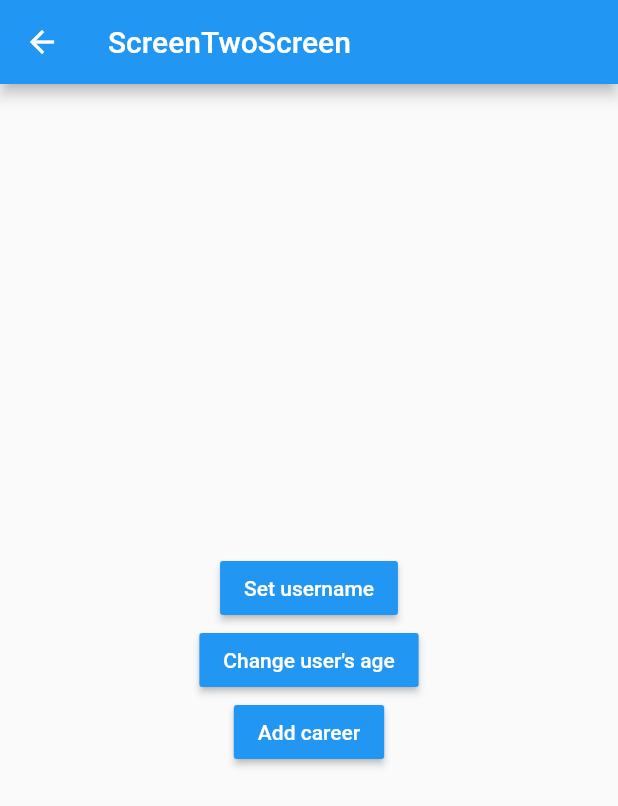
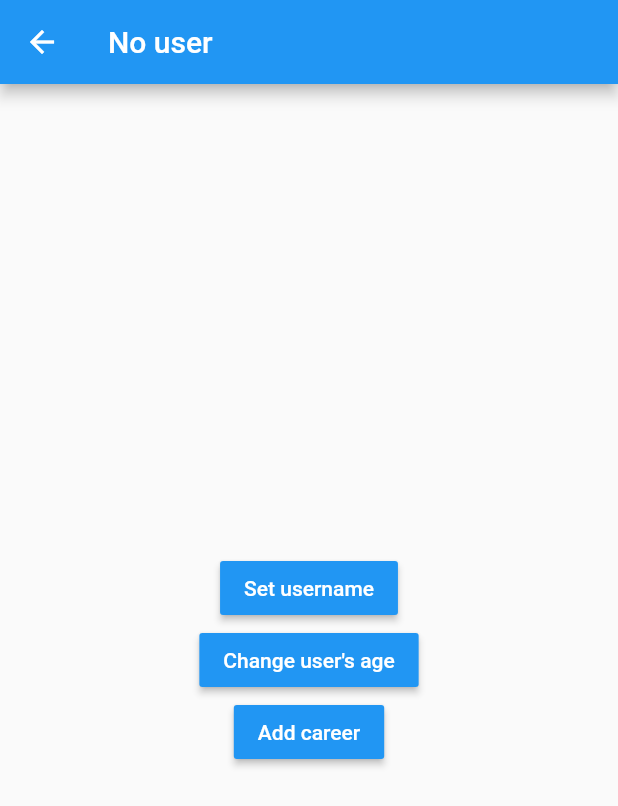
Before and after one commit to Geisson19/state_managers, a Flutter app: the screen it shows after launch, after a tap on the "navigate next" icon, on a phone screen of 412 x 824 dp. Shown: the top 806 px of the screen. Run offline on Flutter 3.47's test engine with Material 2 defaults, Android fonts, the phone set to English and light mode, and no system bars; accounts and stored records are empty.

Commit message:
singleton with streams for user data state

```diff
--- a/lib/models/user.dart
+++ b/lib/models/user.dart
@@ -1,7 +1,7 @@
 class User {
-  final String nombre;
-  final int edad;
-  final List<String> hobbies;
+  String name;
+  int? age;
+  List<String>? careers;
 
-  User({required this.nombre, required this.edad, required this.hobbies});
+  User({required this.name, this.age, this.careers});
 }
--- a/lib/screens/screen_one.dart
+++ b/lib/screens/screen_one.dart
@@ -1,5 +1,7 @@
 import 'package:flutter/material.dart';
+import 'package:state_managers/models/user.dart';
 import 'package:state_managers/screens/screen_two.dart';
+import 'package:state_managers/services/user_service.dart';
 
 class ScreenOneScreen extends StatelessWidget {
   const ScreenOneScreen({Key? key}) : super(key: key);
@@ -12,7 +14,18 @@ class ScreenOneScreen extends StatelessWidget {
       appBar: AppBar(
         title: const Text('ScreenOneScreen'),
       ),
-      body: const _UserInfo(),
+      body: StreamBuilder(
+        stream: userService.userStream,
+        builder: (_, AsyncSnapshot snapshot) {
+          return snapshot.hasData
+              ? _UserInfo(
+                  user: userService.user!,
+                )
+              : const Center(
+                  child: Text('No user'),
+                );
+        },
+      ),
       floatingActionButton: FloatingActionButton(
         onPressed: () =>
             Navigator.pushNamed(context, ScreenTwoScreen.routeName),
@@ -25,7 +38,10 @@ class ScreenOneScreen extends StatelessWidget {
 class _UserInfo extends StatelessWidget {
   const _UserInfo({
     Key? key,
+    required this.user,
   }) : super(key: key);
+
+  final User user;
 
   @override
   Widget build(BuildContext context) {
@@ -33,36 +49,35 @@ class _UserInfo extends StatelessWidget {
       height: double.infinity,
       width: double.infinity,
       padding: const EdgeInsets.all(20),
-      child:
-          Column(crossAxisAlignment: CrossAxisAlignment.start, children: const [
-        Text(
+      child: Column(crossAxisAlignment: CrossAxisAlignment.start, children: [
+        const Text(
           'General',
           style: TextStyle(
             fontSize: 18,
             fontWeight: FontWeight.bold,
           ),
         ),
-        Divider(),
+        const Divider(),
         ListTile(
-          title: Text('Name'),
+          title: Text('Name: ${user.name}'),
         ),
         ListTile(
-          title: Text('Age'),
+          title: Text('Age ${user.age}'),
         ),
         Text(
-          'Careers',
-          style: TextStyle(
+          'Careers (${user.careers?.length ?? 0})',
+          style: const TextStyle(
             fontSize: 18,
             fontWeight: FontWeight.bold,
           ),
         ),
-        ListTile(
+        const ListTile(
           title: Text('Career 1'),
         ),
-        ListTile(
+        const ListTile(
           title: Text('Career 2'),
         ),
-        ListTile(
+        const ListTile(
           title: Text('Career 3'),
         ),
       ]),
--- a/lib/screens/screen_two.dart
+++ b/lib/screens/screen_two.dart
@@ -1,4 +1,6 @@
 import 'package:flutter/material.dart';
+import 'package:state_managers/models/user.dart';
+import 'package:state_managers/services/user_service.dart';
 
 class ScreenTwoScreen extends StatelessWidget {
   const ScreenTwoScreen({Key? key}) : super(key: key);
@@ -9,13 +11,23 @@ class ScreenTwoScreen extends StatelessWidget {
   Widget build(BuildContext context) {
     return Scaffold(
       appBar: AppBar(
-        title: const Text('ScreenTwoScreen'),
+        title: StreamBuilder(
+          stream: userService.userStream,
+          builder: (_, AsyncSnapshot snapshot) {
+            if (snapshot.hasData) {
+              return Text('${snapshot.data.name}');
+            }
+            return const Text('No user');
+          },
+        ),
       ),
       body: Center(
         child: Column(mainAxisAlignment: MainAxisAlignment.center, children: [
           MaterialButton(
               color: Colors.blue,
-              onPressed: () {},
+              onPressed: () {
+                userService.loadUser(User(name: 'Geisson', age: 20));
+              },
               child: const Text(
                 'Set username',
                 style: TextStyle(
@@ -24,7 +36,9 @@ class ScreenTwoScreen extends StatelessWidget {
               )),
           MaterialButton(
               color: Colors.blue,
-              onPressed: () {},
+              onPressed: () {
+                userService.loadAge(21);
+              },
               child: const Text(
                 'Change user\'s age',
                 style: TextStyle(
--- /dev/null
+++ b/lib/services/user_service.dart
@@ -0,0 +1,34 @@
+import 'dart:async';
+
+import 'package:state_managers/models/user.dart';
+
+class _UserService {
+  User? _user;
+
+  final StreamController<User?> _userController =
+      StreamController<User?>.broadcast();
+
+  Stream<User?> get userStream => _userController.stream;
+
+  User? get user => _user;
+
+  bool get existUser => _user != null;
+
+  void loadUser(User user) {
+    _user = user;
+    _userController.add(_user);
+  }
+
+  void loadAge(int age) {
+    if (existUser) {
+      _user!.age = age;
+      _userController.add(_user);
+    }
+  }
+
+  void dispose() {
+    _userController.close();
+  }
+}
+
+final userService = _UserService();
```
